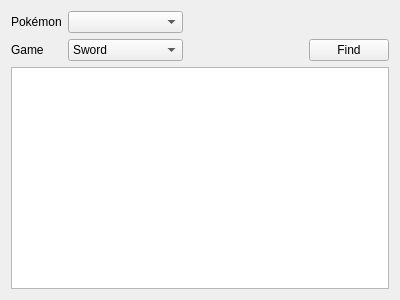
Admiral-Fish/RaidFinder, file Forms/Tools/EncounterLookup.ui: the form before one commit.
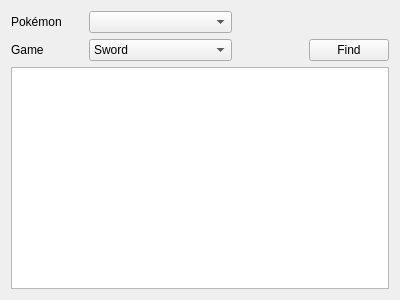
The form after the commit.

Commit message: update to grid layout

The edit to the form file:
```diff
--- a/Forms/Tools/EncounterLookup.ui
+++ b/Forms/Tools/EncounterLookup.ui
@@ -21,39 +21,15 @@
      </attribute>
     </widget>
    </item>
-   <item row="0" column="1">
-    <widget class="QComboBox" name="comboBoxPokemon"/>
-   </item>
-   <item row="1" column="3">
-    <widget class="QPushButton" name="pushButtonFind">
-     <property name="sizePolicy">
-      <sizepolicy hsizetype="Fixed" vsizetype="Fixed">
-       <horstretch>0</horstretch>
-       <verstretch>0</verstretch>
-      </sizepolicy>
+   <item row="0" column="0" rowspan="2" colspan="4">
+    <layout class="QGridLayout" name="gridLayout_3" columnstretch="1,2,1,1">
+     <property name="sizeConstraint">
+      <enum>QLayout::SetDefaultConstraint</enum>
      </property>
-     <property name="text">
-      <string>Find</string>
-     </property>
-    </widget>
-   </item>
-   <item row="1" column="0">
-    <widget class="QLabel" name="labelGame">
-     <property name="sizePolicy">
-      <sizepolicy hsizetype="Fixed" vsizetype="Preferred">
-       <horstretch>0</horstretch>
-       <verstretch>0</verstretch>
-      </sizepolicy>
-     </property>
-     <property name="text">
-      <string>Game</string>
-     </property>
-    </widget>
-   </item>
    <item row="0" column="0">
     <widget class="QLabel" name="labelPokemon">
      <property name="sizePolicy">
-      <sizepolicy hsizetype="Fixed" vsizetype="Preferred">
+        <sizepolicy hsizetype="Preferred" vsizetype="Preferred">
        <horstretch>0</horstretch>
        <verstretch>0</verstretch>
       </sizepolicy>
@@ -63,6 +39,22 @@
      </property>
     </widget>
    </item>
+     <item row="1" column="3">
+      <widget class="QPushButton" name="pushButtonFind">
+       <property name="sizePolicy">
+        <sizepolicy hsizetype="Preferred" vsizetype="Fixed">
+         <horstretch>0</horstretch>
+         <verstretch>0</verstretch>
+        </sizepolicy>
+       </property>
+       <property name="text">
+        <string>Find</string>
+       </property>
+      </widget>
+     </item>
+     <item row="0" column="1">
+      <widget class="QComboBox" name="comboBoxPokemon"/>
+     </item>
    <item row="1" column="1">
     <widget class="QComboBox" name="comboBoxGame">
      <item>
@@ -77,13 +69,26 @@
      </item>
     </widget>
    </item>
+     <item row="1" column="0">
+      <widget class="QLabel" name="labelGame">
+       <property name="sizePolicy">
+        <sizepolicy hsizetype="Preferred" vsizetype="Preferred">
+         <horstretch>0</horstretch>
+         <verstretch>0</verstretch>
+        </sizepolicy>
+       </property>
+       <property name="text">
+        <string>Game</string>
+       </property>
+      </widget>
+     </item>
    <item row="1" column="2">
     <spacer name="horizontalSpacer">
      <property name="orientation">
       <enum>Qt::Horizontal</enum>
      </property>
      <property name="sizeType">
-      <enum>QSizePolicy::Fixed</enum>
+        <enum>QSizePolicy::Preferred</enum>
      </property>
      <property name="sizeHint" stdset="0">
       <size>
@@ -92,6 +97,8 @@
       </size>
      </property>
     </spacer>
+     </item>
+    </layout>
    </item>
   </layout>
  </widget>
```
Lines whose indentation alone changed are shown as unchanged.
